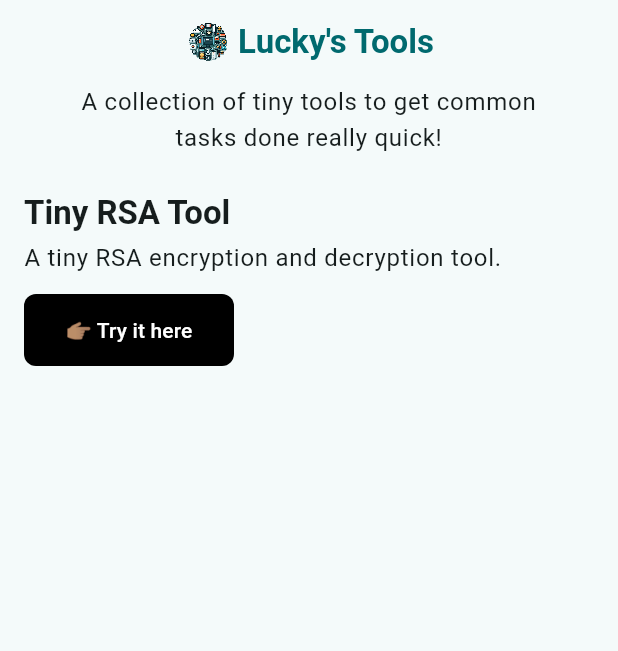
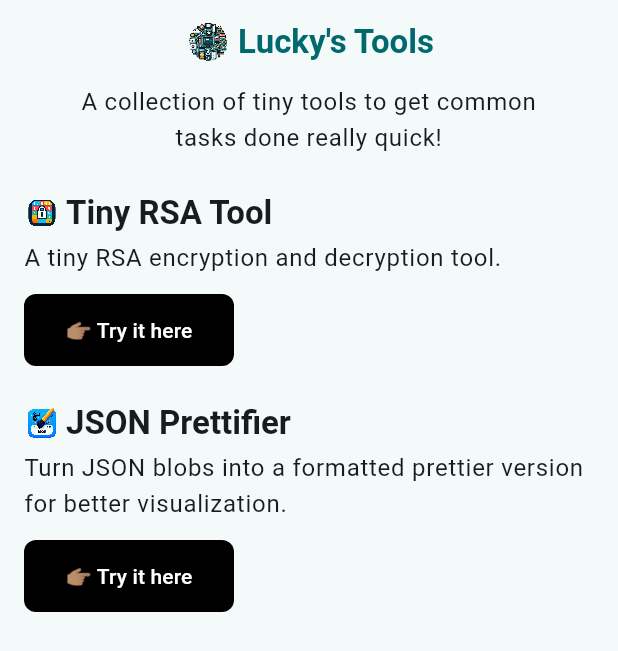
Before and after one commit to Crazelu/tinytools, a Flutter app: the screen it shows after launch, on a phone screen of 412 x 824 dp. Shown: the top 651 px of the screen. Run offline on Flutter 3.47's test engine with Material 3 defaults, Android fonts, the phone set to English and light mode, and no system bars; our stand-ins replace dio, flutter_secure_storage, get_it, rxdart, shared_preferences, url_strategy; missing offline and left inert: asn1lib, flutter_dialog_manager, pointycastle, universal_html.

Commit message:
Updates Lucky's Tools home page to include link to JSON Prettifier, adds image to ToolSection

```diff
--- a/l10n/app_en.arb
+++ b/l10n/app_en.arb
@@ -8,5 +8,7 @@
   "luckysToolsDescription": "A collection of tiny tools to get common tasks done really quick!",
   "tinyRsaTool": "Tiny RSA Tool",
   "tinyRsaToolDescription": "A tiny RSA encryption and decryption tool.",
-  "tryItHere": "Try it here"
+  "tryItHere": "Try it here",
+  "jsonPrettifierTool": "JSON Prettifier",
+  "jsonPrettifierToolDescription": "Turn JSON blobs into a formatted prettier version for better visualization."
 }
--- a/lib/core/assets/assets.gen.dart
+++ b/lib/core/assets/assets.gen.dart
@@ -12,10 +12,15 @@ import 'package:flutter/widgets.dart';
 class TinyToolsAssets {
   TinyToolsAssets._();
 
+  static const AssetGenImage jsonPrettifierLogo =
+      AssetGenImage('assets/json_prettifier_logo.png');
   static const AssetGenImage logo = AssetGenImage('assets/logo.png');
+  static const AssetGenImage tinyRsaToolLogo =
+      AssetGenImage('assets/tiny_rsa_tool_logo.png');
 
   /// List of all assets
-  static List<AssetGenImage> get values => [logo];
+  static List<AssetGenImage> get values =>
+      [jsonPrettifierLogo, logo, tinyRsaToolLogo];
 }
 
 class AssetGenImage {
--- a/lib/core/localization/app_localizations.dart
+++ b/lib/core/localization/app_localizations.dart
@@ -126,6 +126,18 @@ abstract class TinyToolsLocalizations {
   /// In en, this message translates to:
   /// **'Try it here'**
   String get tryItHere;
+
+  /// No description provided for @jsonPrettifierTool.
+  ///
+  /// In en, this message translates to:
+  /// **'JSON Prettifier'**
+  String get jsonPrettifierTool;
+
+  /// No description provided for @jsonPrettifierToolDescription.
+  ///
+  /// In en, this message translates to:
+  /// **'Turn JSON blobs into a formatted prettier version for better visualization.'**
+  String get jsonPrettifierToolDescription;
 }
 
 class _TinyToolsLocalizationsDelegate extends LocalizationsDelegate<TinyToolsLocalizations> {
--- a/lib/core/localization/app_localizations_en.dart
+++ b/lib/core/localization/app_localizations_en.dart
@@ -21,4 +21,10 @@ class TinyToolsLocalizationsEn extends TinyToolsLocalizations {
 
   @override
   String get tryItHere => 'Try it here';
+
+  @override
+  String get jsonPrettifierTool => 'JSON Prettifier';
+
+  @override
+  String get jsonPrettifierToolDescription => 'Turn JSON blobs into a formatted prettier version for better visualization.';
 }
--- a/lib/features/home/presentation/pages/home_page.dart
+++ b/lib/features/home/presentation/pages/home_page.dart
@@ -62,9 +62,18 @@ class HomePage extends StatelessWidget {
                       ),
                       children: [
                         ToolSection(
+                          image: TinyToolsAssets.tinyRsaToolLogo,
                           title: context.locale.tinyRsaTool,
                           description: context.locale.tinyRsaToolDescription,
                           url: 'https://rsa.luckyebere.com',
+                        ),
+                        SizedBox(height: (36.0, 24.0).resolve),
+                        ToolSection(
+                          image: TinyToolsAssets.jsonPrettifierLogo,
+                          title: context.locale.jsonPrettifierTool,
+                          description:
+                              context.locale.jsonPrettifierToolDescription,
+                          url: 'https://prettifier.luckyebere.com',
                         ),
                       ],
                     ),
--- a/lib/features/home/presentation/widgets/tool_section.dart
+++ b/lib/features/home/presentation/widgets/tool_section.dart
@@ -1,5 +1,6 @@
 import 'package:flutter/material.dart';
 import 'package:provider/provider.dart';
+import 'package:tools/core/assets/assets.gen.dart';
 import 'package:tools/core/extensions/locale_extension.dart';
 import 'package:tools/core/presentation/widgets/responsive_builder.dart';
 import 'package:tools/features/home/presentation/viewmodels/home_view_model.dart';
@@ -10,22 +11,33 @@ class ToolSection extends StatelessWidget {
     required this.title,
     required this.description,
     required this.url,
+    required this.image,
   });
 
   final String title;
   final String description;
   final String url;
+  final AssetGenImage image;
 
   @override
   Widget build(BuildContext context) {
     return Column(
       crossAxisAlignment: CrossAxisAlignment.start,
       children: [
-        Text(
-          title,
-          style: Theme.of(context).textTheme.titleLarge?.copyWith(
-                fontWeight: FontWeight.w700,
-              ),
+        Row(
+          children: [
+            image.image(
+              height: (32.0, 24.0).resolve,
+              width: (32.0, 24.0).resolve,
+            ),
+            SizedBox(width: (8.0, 4.0).resolve),
+            Text(
+              title,
+              style: Theme.of(context).textTheme.titleLarge?.copyWith(
+                    fontWeight: FontWeight.w700,
+                  ),
+            )
+          ],
         ),
         SizedBox(height: (12.0, 4.0).resolve),
         Text(
--- a/pubspec.yaml
+++ b/pubspec.yaml
@@ -1,7 +1,7 @@
 name: tools
 description: "A collection of tiny tools to get common tasks done really quick!"
 publish_to: none
-version: 0.0.1
+version: 1.0.1+2
 
 environment:
   sdk: ">=3.0.0 <4.0.0"
@@ -40,7 +40,6 @@ flutter_gen:
       package_parameter_enabled: false
 
 flutter:
-  generate: true
   uses-material-design: true
   assets:
     - assets/
```
Also changed, not shown: assets/json_prettifier_logo.png (added), assets/tiny_rsa_tool_logo.png (added), 1 other file.
